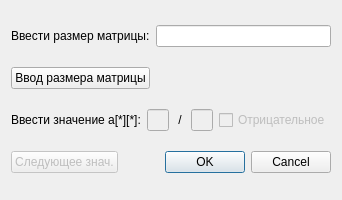
The window that prog4client/addvaluematrixdialog.ui (Robbivan/GuiClientServerQT) describes before a commit, drawn with Qt 5.
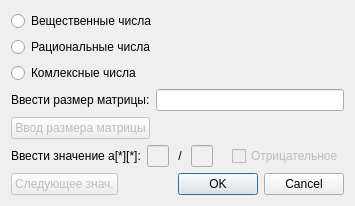
The same window after the commit.

Commit message: Added complex and real input matrix to client.

Diff of the .ui file:
```diff
--- a/prog4client/addvaluematrixdialog.ui
+++ b/prog4client/addvaluematrixdialog.ui
@@ -7,13 +7,38 @@
     <x>0</x>
     <y>0</y>
     <width>333</width>
-    <height>200</height>
+    <height>157</height>
    </rect>
   </property>
   <property name="windowTitle">
    <string>Dialog</string>
   </property>
   <layout class="QVBoxLayout" name="verticalLayout_2">
+   <item>
+    <layout class="QVBoxLayout" name="verticalLayout_4">
+     <item>
+      <widget class="QRadioButton" name="doubleButton">
+       <property name="text">
+        <string>Вещественные числа</string>
+       </property>
+      </widget>
+     </item>
+     <item>
+      <widget class="QRadioButton" name="rationalButton">
+       <property name="text">
+        <string>Рациональные числа</string>
+       </property>
+      </widget>
+     </item>
+     <item>
+      <widget class="QRadioButton" name="complexButton">
+       <property name="text">
+        <string>Комлексные числа</string>
+       </property>
+      </widget>
+     </item>
+    </layout>
+   </item>
    <item>
     <layout class="QHBoxLayout" name="horizontalLayout_3">
      <item>
@@ -32,6 +57,9 @@
     <layout class="QHBoxLayout" name="horizontalLayout_4">
      <item>
       <widget class="QPushButton" name="sizeButton">
+       <property name="enabled">
+        <bool>false</bool>
+       </property>
        <property name="text">
         <string>Ввод размера матрицы</string>
        </property>
@@ -82,6 +110,13 @@
        </property>
       </widget>
      </item>
+     <item>
+      <widget class="QLabel" name="forComplexLabel">
+       <property name="text">
+        <string/>
+       </property>
+      </widget>
+     </item>
      <item>
       <widget class="QCheckBox" name="isNegativeCheckBox">
        <property name="enabled">
```
Left out of the diff: 3 changed lines with no effect on the pictures. The commit also changes 4 other files.
